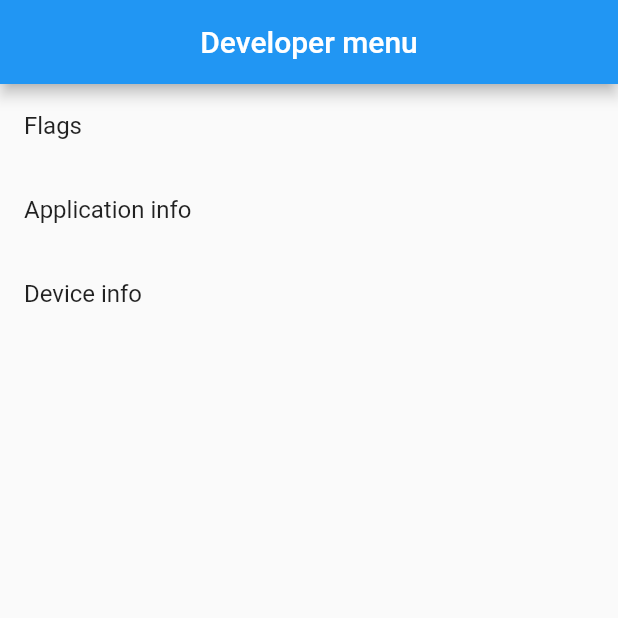
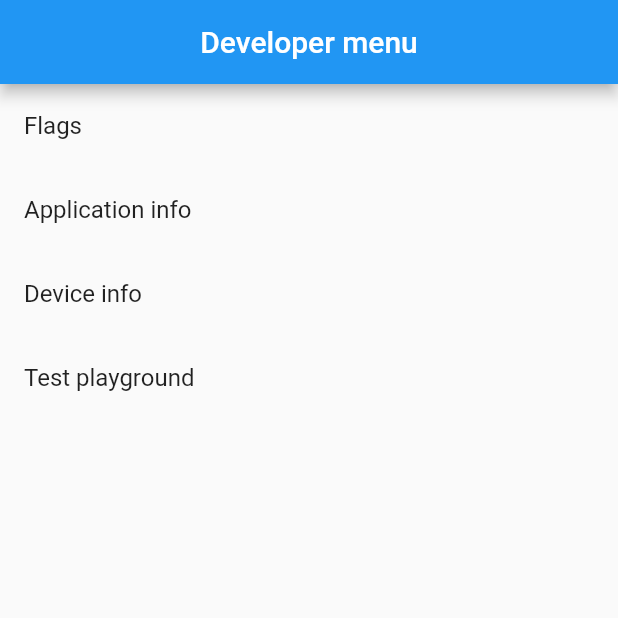
Before and after one commit to uroswork/dev_menu, a Flutter app: the screen it shows after launch, on a phone screen of 412 x 824 dp, the top half of it. Run offline on Flutter 3.47's test engine with Material 2 defaults, Android fonts, the phone set to English and light mode, and no system bars; our stand-ins replace device_info, shared_preferences.

Commit message:
Add test playground

```diff
--- a/example/lib/main.dart
+++ b/example/lib/main.dart
@@ -13,6 +13,23 @@ class _MyAppState extends State<MyApp> {
   Widget build(BuildContext context) {
     return MaterialApp(
       home: DevMenu(
+        testWidgets: [
+          {
+            'name': 'Text',
+            'widget': Text('I am test widget 1'),
+          },
+          {
+            'name': 'Sized box',
+            'widget': SizedBox(
+              width: 300,
+              height: 400,
+              child: Container(
+                color: Colors.red,
+                child: Text('I am text in sized box'),
+              ),
+            )
+          }
+        ],
         packageName: 'com.example.dev_menu_example',
         flags: [
           {
--- a/lib/dev_menu.dart
+++ b/lib/dev_menu.dart
@@ -1,3 +1,4 @@
+import 'package:dev_menu/widgets/playground.dart';
 import 'package:flutter/material.dart';
 
 import 'package:dev_menu/helpers/shared_preferences_helper.dart';
@@ -22,11 +23,13 @@ class DevMenuHelper with SharedPreferencesHelper {
 class DevMenu extends StatefulWidget {
   final List<Map<String, dynamic>> flags;
   final String packageName;
+  final List<Map<String, dynamic>> testWidgets;
 
   const DevMenu({
     Key key,
     this.flags,
     this.packageName,
+    this.testWidgets,
   }) : super(key: key);
 
   @override
@@ -83,6 +86,10 @@ class _DevMenuState extends State<DevMenu> with DeviceInfoHelper {
         'name': 'Device info',
         'widget': DeviceInfo(deviceData: _deviceData),
       },
+      {
+        'name': 'Test playground',
+        'widget': Playground(widgets: widget.testWidgets),
+      }
     ];
 
     return Scaffold(
```
Also changed, not shown: lib/widgets/playground.dart (added, +42 -0 lines).
